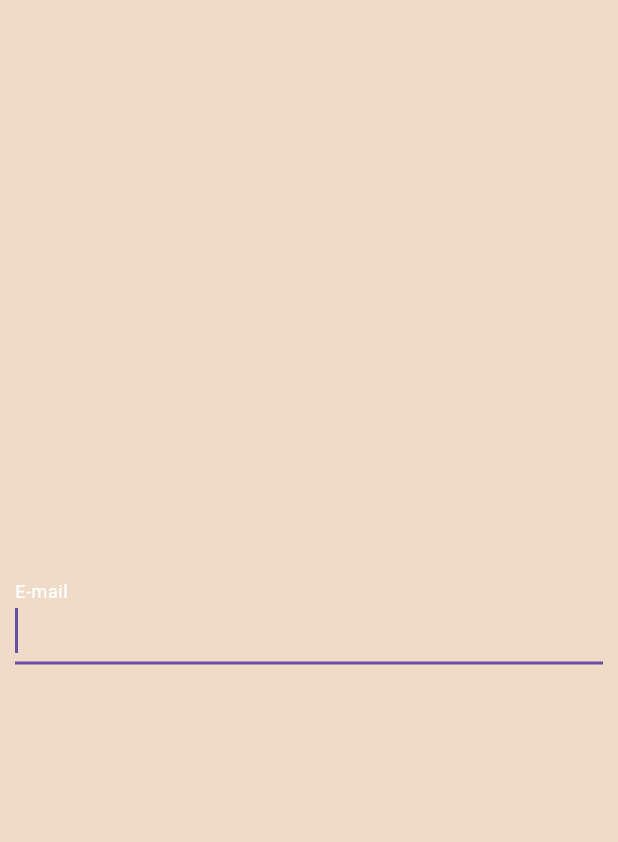
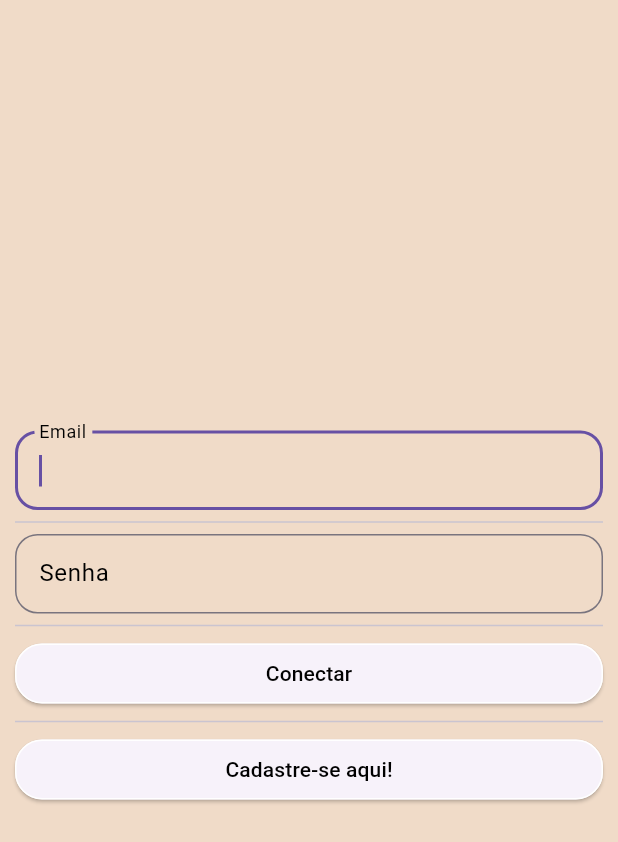
Before and after one commit to ikyu-gnito/OrientalTattoo, a Flutter app: the screen it shows after launch, on a phone screen of 412 x 824 dp. Shown: the top 842 px of the screen. Run offline on Flutter 3.47's test engine with Material 3 defaults, Android fonts, the phone set to English and light mode, and no system bars.

Commit message:
completando a tela de login e criação da pág. Cadastro

```diff
--- /dev/null
+++ b/orientaltattoo/lib/Pages/login.pages.dart
@@ -0,0 +1,88 @@
+import 'package:flutter/material.dart';
+
+class LoginPage extends StatefulWidget {
+  const LoginPage({super.key});
+
+  @override
+  State<LoginPage> createState() => _LoginPageState();
+}
+
+class _LoginPageState extends State<LoginPage> {
+  @override
+  Widget build(BuildContext context) {
+    return Scaffold(
+      backgroundColor: Color(0xFFF0DBC8),
+      body: Padding(
+        padding: EdgeInsets.all(10),
+        child: Center(
+          child: Column(
+            crossAxisAlignment: CrossAxisAlignment.stretch,
+            mainAxisAlignment: MainAxisAlignment.center,
+            children: <Widget>[
+             TextFormField(
+                autofocus: true,
+                keyboardType: TextInputType.emailAddress,
+                style: TextStyle(color: Colors.black, fontSize: 14),
+                decoration: InputDecoration(
+                  labelText: "Email",
+                  labelStyle: TextStyle(color: Colors.black),
+                  border: OutlineInputBorder(
+                    borderRadius: BorderRadius.circular(15.0),
+                  ),
+                ),
+              ),
+              Divider(),
+              TextFormField(
+                autofocus: true,
+                obscureText: true,
+                keyboardType: TextInputType.text,
+                style: TextStyle(color: Colors.black, fontSize: 14),
+                decoration: InputDecoration(
+                  labelText: "Senha",
+                  labelStyle: TextStyle(color: Colors.black),
+                  border: OutlineInputBorder(
+                    borderRadius: BorderRadius.circular(15.0),
+                  ),
+                ),
+              ),
+              Divider(),
+              ButtonTheme(
+                height: 60.0,
+                child: ElevatedButton(
+                  onPressed: () => {},
+                  child: Text(
+                    "Conectar",
+                    style: TextStyle(color: Colors.black),
+                  ),
+                  style: ElevatedButton.styleFrom(
+                    shape: RoundedRectangleBorder(
+                      borderRadius: BorderRadius.circular(18.0),
+                      side: BorderSide(color: Colors.white),
+                    ),
+                  ),
+                ),
+              ),
+              Divider(),
+              ButtonTheme(
+                height: 60.0,
+                child: ElevatedButton(
+                  onPressed: () => {},
+                  child: Text(
+                    "Cadastre-se aqui!",
+                    style: TextStyle(color: Colors.black),
+                  ),
+                  style: ElevatedButton.styleFrom(
+                    shape: RoundedRectangleBorder(
+                      borderRadius: BorderRadius.circular(18.0),
+                      side: BorderSide(color: Colors.white),
+                    ),
+                  ),
+                ),
+              ),
+            ],
+          ),
+        ),
+      ),
+    );
+  }
+}
--- a/orientaltattoo/lib/Pages/login_pages.dart
+++ /dev/null
@@ -1,37 +0,0 @@
-import 'package:flutter/material.dart';
-
-class LoginPages extends StatefulWidget {
-  const LoginPages({super.key});
-
-  @override
-  State<LoginPages> createState() => _LoginPagesState();
-}
-
-class _LoginPagesState extends State<LoginPages> {
-  @override
-  Widget build(BuildContext context) {
-    return Scaffold(
-      backgroundColor: Color(0xFFF0DBC8),
-      body: Padding(
-        padding: EdgeInsets.all(10),
-        child: Center(
-          child: Column( //alinhamento com o centro pela column
-            crossAxisAlignment: CrossAxisAlignment.stretch,
-            mainAxisAlignment: MainAxisAlignment.center,
-            children: <Widget>[
-              TextFormField(
-                autofocus: true,
-                keyboardType: TextInputType.emailAddress,
-                style: new TextStyle(color: Colors.white, fontSize: 20),
-                decoration: InputDecoration(
-                  labelText: "E-mail",
-                  labelStyle: TextStyle(color: Colors.white),
-                ),
-              ),
-          ],
-        ),
-      ),
-      ),
-    );
-  }
-}
```
Also changed, not shown: orientaltattoo/lib/Pages/cadastro.dart (added, +15 -0 lines), orientaltattoo/lib/main.dart (+103 -8 lines).
